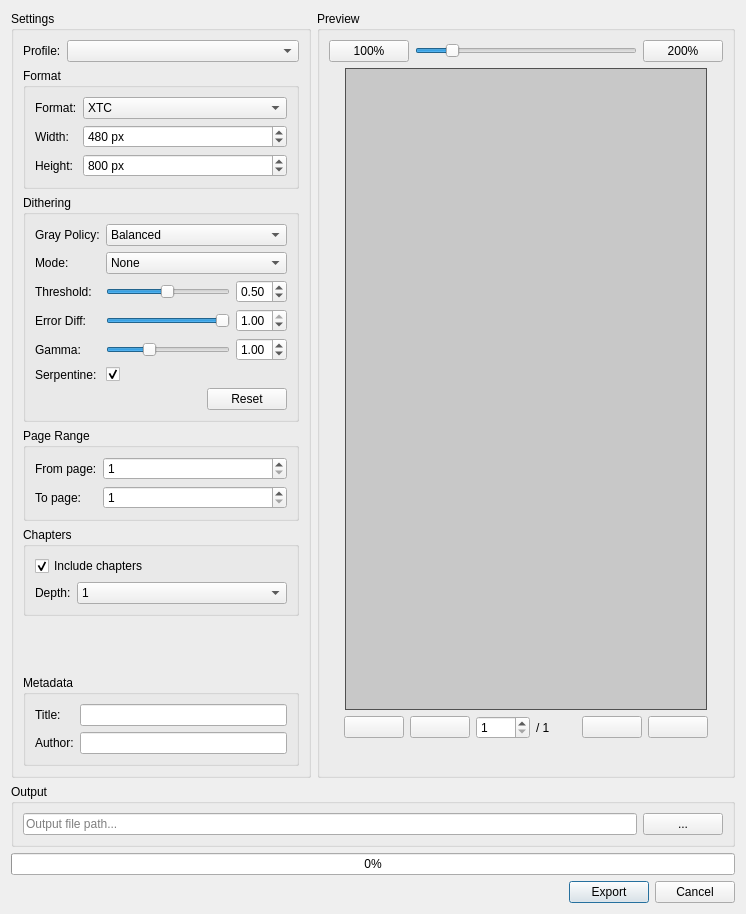
This is src/xtexportdlg.ui in CrazyCoder/crqt-ng as Qt 5 draws it before an edit. The edited form follows.
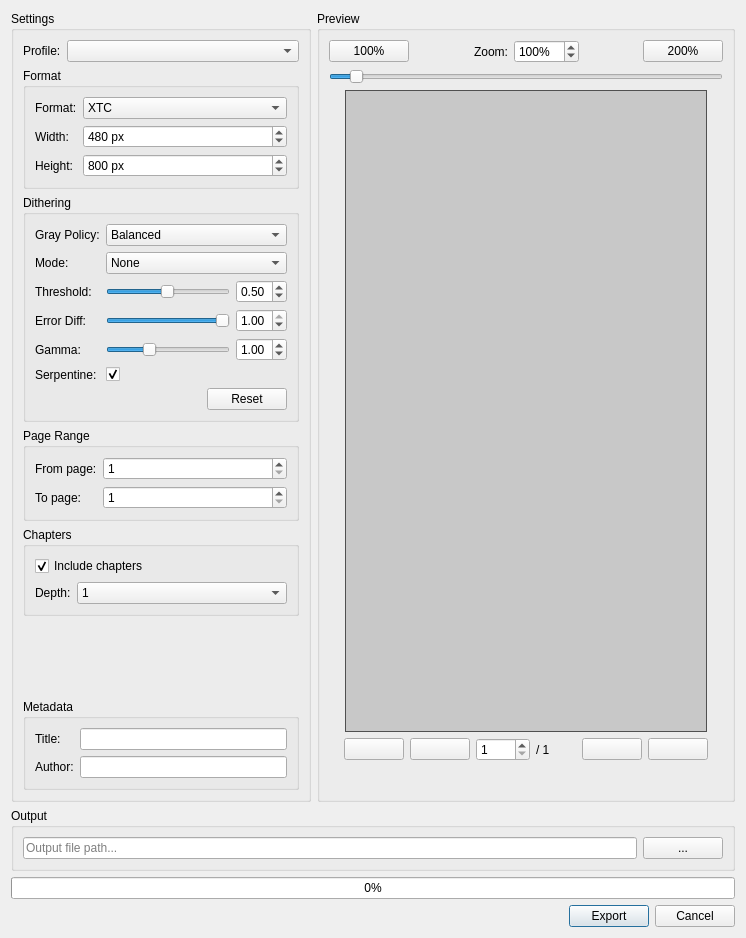
This is the edited form. Icons and pictures are not drawn.

Commit message:
XtExportDlg: replace zoom tooltip with spinbox display
Replace transient tooltip with a centered spinbox above the zoom slider
for persistent, editable zoom level display. The spinbox syncs
bidirectionally with the slider and allows direct value input.

```diff
--- a/src/xtexportdlg.ui
+++ b/src/xtexportdlg.ui
@@ -7,7 +7,7 @@
     <x>0</x>
     <y>0</y>
     <width>746</width>
-    <height>914</height>
+    <height>938</height>
    </rect>
   </property>
   <property name="sizePolicy">
@@ -519,7 +519,7 @@
          </property>
          <layout class="QVBoxLayout" name="previewLayout">
           <item>
-           <layout class="QHBoxLayout" name="zoomLayout">
+           <layout class="QHBoxLayout" name="zoomLabelLayout">
             <item>
              <widget class="QPushButton" name="btnResetZoom">
               <property name="text">
@@ -528,12 +528,72 @@
              </widget>
             </item>
             <item>
+             <spacer name="zoomLabelLeftSpacer">
+              <property name="orientation">
+               <enum>Qt::Orientation::Horizontal</enum>
+              </property>
+              <property name="sizeHint" stdset="0">
+               <size>
+                <width>40</width>
+                <height>20</height>
+               </size>
+              </property>
+             </spacer>
+            </item>
+            <item>
+             <widget class="QLabel" name="label">
+              <property name="text">
+               <string>Zoom:</string>
+              </property>
+             </widget>
+            </item>
+            <item>
+             <widget class="QSpinBox" name="sbZoom">
+              <property name="suffix">
+               <string>%</string>
+              </property>
+              <property name="minimum">
+               <number>50</number>
+              </property>
+              <property name="maximum">
+               <number>1000</number>
+              </property>
+              <property name="value">
+               <number>100</number>
+              </property>
+             </widget>
+            </item>
+            <item>
+             <spacer name="zoomLabelRightSpacer">
+              <property name="orientation">
+               <enum>Qt::Orientation::Horizontal</enum>
+              </property>
+              <property name="sizeHint" stdset="0">
+               <size>
+                <width>40</width>
+                <height>20</height>
+               </size>
+              </property>
+             </spacer>
+            </item>
+            <item>
+             <widget class="QPushButton" name="btn200Zoom">
+              <property name="text">
+               <string>200%</string>
+              </property>
+             </widget>
+            </item>
+           </layout>
+          </item>
+          <item>
+           <layout class="QHBoxLayout" name="zoomLayout">
+            <item>
              <widget class="QSlider" name="sliderZoom">
               <property name="minimum">
                <number>50</number>
               </property>
               <property name="maximum">
-               <number>400</number>
+               <number>1000</number>
               </property>
               <property name="singleStep">
                <number>1</number>
@@ -546,13 +606,6 @@
               </property>
              </widget>
             </item>
-            <item>
-             <widget class="QPushButton" name="btn200Zoom">
-              <property name="text">
-               <string>200%</string>
-              </property>
-             </widget>
-            </item>
            </layout>
           </item>
           <item>
```
The commit also changes 2 other files.
